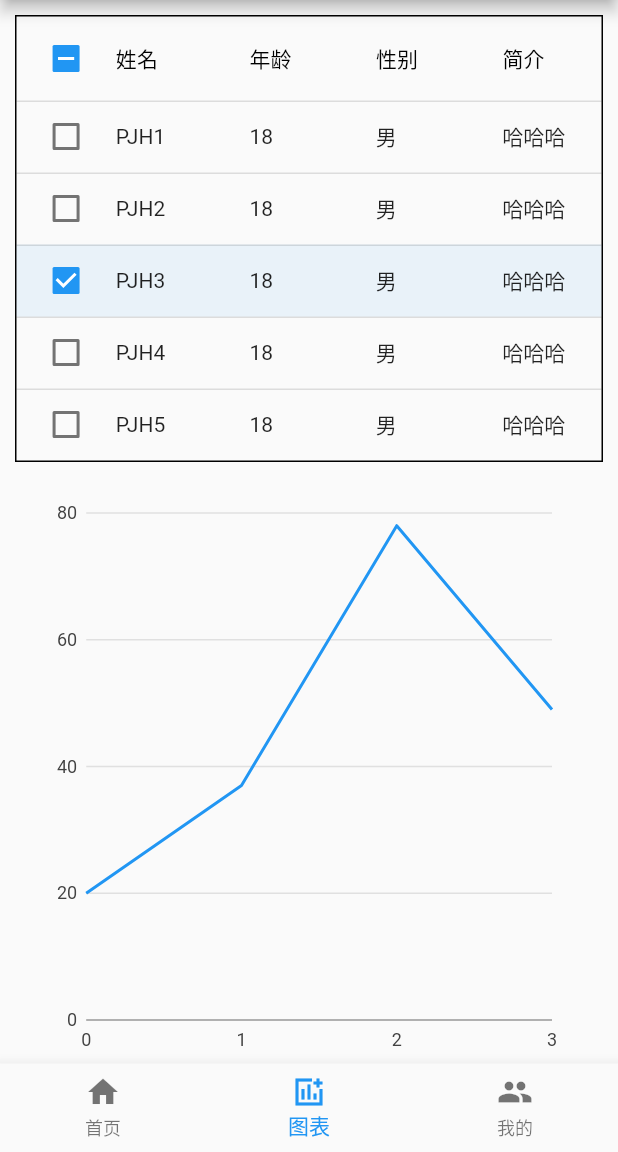
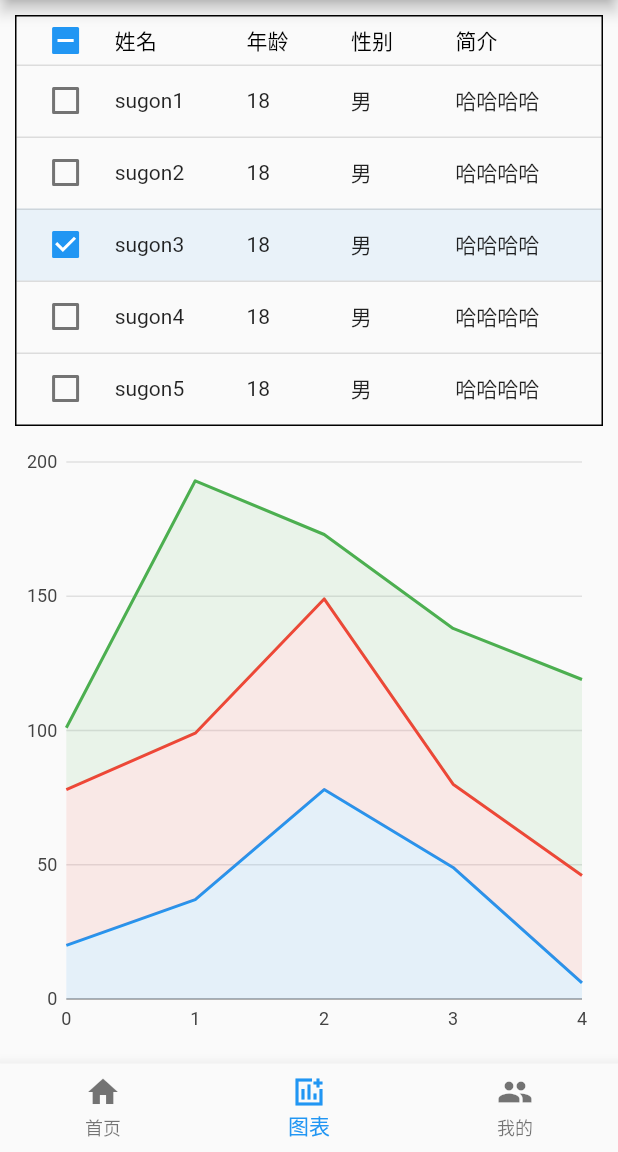
Before and after one commit to JoHa886/flutter_application_demo, a Flutter app: the screen it shows after launch, item 2 of the bottom bar chosen, on a phone screen of 412 x 824 dp, the part 84-1236 px from its top. Run offline on Flutter 3.47's test engine with Material 2 defaults, Android fonts, the phone set to English and light mode, and no system bars; drawn by our look-alikes of fl_chart; our stand-ins replace charts_flutter, dio, flutter_swiper.

Commit message:
feat(页面完成): 完成页面

```diff
--- a/lib/pages/chart/chart_wrap.dart
+++ b/lib/pages/chart/chart_wrap.dart
@@ -11,8 +11,8 @@ class ChartWrap extends StatelessWidget {
     return Container(
         width: double.infinity,
         height: 400,
-        padding: EdgeInsets.all(10.0),
-        margin: EdgeInsets.all(10.0),
+        // padding: const EdgeInsets.all(4.0),
+        margin: const EdgeInsets.only(top: 10.0),
         alignment: Alignment.center,
         child: _simpleLine());
   }
@@ -20,24 +20,67 @@ class ChartWrap extends StatelessWidget {
   Widget _simpleLine() {
     var random = Random();
 
-    var data = [
+    var data1 = [
       LinearSales(0, random.nextInt(100)),
       LinearSales(1, random.nextInt(100)),
       LinearSales(2, random.nextInt(100)),
       LinearSales(3, random.nextInt(100)),
+      LinearSales(4, random.nextInt(100)),
+      // LinearSales(5, random.nextInt(100)),
+      // LinearSales(6, random.nextInt(100)),
+      // LinearSales(7, random.nextInt(100)),
+    ];
+    var data2 = [
+      LinearSales(0, random.nextInt(100)),
+      LinearSales(1, random.nextInt(100)),
+      LinearSales(2, random.nextInt(100)),
+      LinearSales(3, random.nextInt(100)),
+      LinearSales(4, random.nextInt(100)),
+      // LinearSales(5, random.nextInt(100)),
+      // LinearSales(6, random.nextInt(100)),
+      // LinearSales(7, random.nextInt(100)),
+    ];
+    var data3 = [
+      LinearSales(0, random.nextInt(100)),
+      LinearSales(1, random.nextInt(100)),
+      LinearSales(2, random.nextInt(100)),
+      LinearSales(3, random.nextInt(100)),
+      LinearSales(4, random.nextInt(100)),
+      // LinearSales(5, random.nextInt(100)),
+      // LinearSales(6, random.nextInt(100)),
+      // LinearSales(7, random.nextInt(100)),
     ];
 
     var seriesList = [
       charts.Series<LinearSales, int>(
-        id: 'Sales',
+        id: 'Sales1',
         colorFn: (_, __) => charts.MaterialPalette.blue.shadeDefault,
         domainFn: (LinearSales sales, _) => sales.year,
         measureFn: (LinearSales sales, _) => sales.sales,
-        data: data,
+        data: data1,
+      ),
+      charts.Series<LinearSales, int>(
+        id: 'Sales2',
+        colorFn: (_, __) => charts.MaterialPalette.red.shadeDefault,
+        domainFn: (LinearSales sales, _) => sales.year,
+        measureFn: (LinearSales sales, _) => sales.sales,
+        data: data2,
+      ),
+      charts.Series<LinearSales, int>(
+        id: 'Sales3',
+        colorFn: (_, __) => charts.MaterialPalette.green.shadeDefault,
+        domainFn: (LinearSales sales, _) => sales.year,
+        measureFn: (LinearSales sales, _) => sales.sales,
+        data: data3,
       )
     ];
 
-    return charts.LineChart(seriesList, animate: true);
+    return charts.LineChart(
+      seriesList,
+      animate: true,
+      defaultRenderer:
+          charts.LineRendererConfig(includeArea: true, stacked: true),
+    );
   }
 }
 
--- a/lib/pages/chart/data_table.dart
+++ b/lib/pages/chart/data_table.dart
@@ -17,11 +17,11 @@ class UserLIst extends StatefulWidget {
 
 class _UserLIstState extends State<UserLIst> {
   List<User> data = [
-    User("PJH1", 18),
-    User("PJH2", 18),
-    User("PJH3", 18, selected: true),
-    User("PJH4", 18),
-    User("PJH5", 18),
+    User("sugon1", 18),
+    User("sugon2", 18),
+    User("sugon3", 18, selected: true),
+    User("sugon4", 18),
+    User("sugon5", 18),
   ];
 
   List _getUserRow() {
@@ -35,8 +35,8 @@ class _UserLIstState extends State<UserLIst> {
           cells: [
             DataCell(Text(data[i].name)),
             DataCell(Text('${data[i].age}')),
-            const DataCell(Text('男')),
-            const DataCell(Text('哈哈哈')),
+            DataCell(Text('男')),
+            DataCell(Text('哈哈哈哈')),
           ]));
     }
     return dataRows;
@@ -63,6 +63,12 @@ class _UserLIstState extends State<UserLIst> {
       ),
       child: SingleChildScrollView(
         child: DataTable(
+          horizontalMargin: 6.0,
+          columnSpacing: 6.0,
+          headingRowHeight: 32.0,
+          // border: TableBorder.all(
+          //     color: Colors.black, width: 1.0, style: BorderStyle.solid),
+          // dataRowHeight: 100.0,
           columns: const [
             DataColumn(label: Text("姓名")),
             DataColumn(label: Text("年龄")),
--- a/pubspec.yaml
+++ b/pubspec.yaml
@@ -37,6 +37,7 @@ dependencies:
   dio: ^4.0.4
   fl_chart: ^0.45.0
   charts_flutter: ^0.12.0
+  flutter_swiper: ^1.1.6
 
 dev_dependencies:
   flutter_test:
```
Also changed, not shown: lib/pages/home/home.dart (+26 -14 lines), lib/pages/home/item_detail.dart (+17 -3 lines), lib/pages/mine/item_wrap.dart (added, +218 -0 lines), lib/pages/mine/mine.dart (+78 -3 lines), lib/pages/mine/swiper.dart (added, +32 -0 lines), assets/images/01.jpeg (added), assets/images/02.png (added), pubspec.lock.
